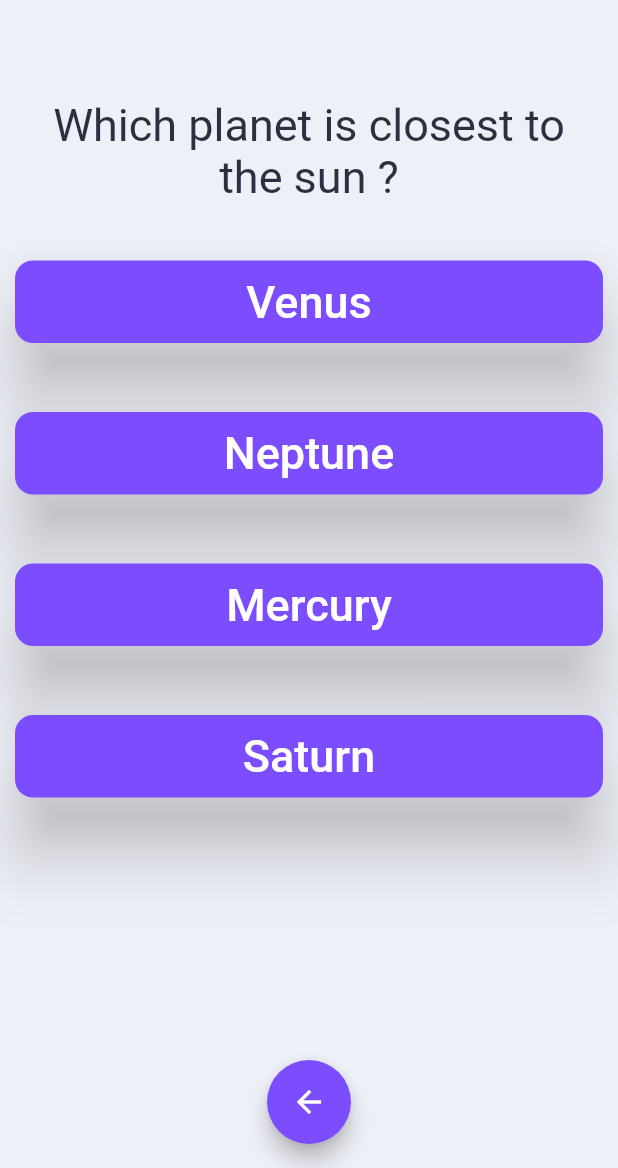
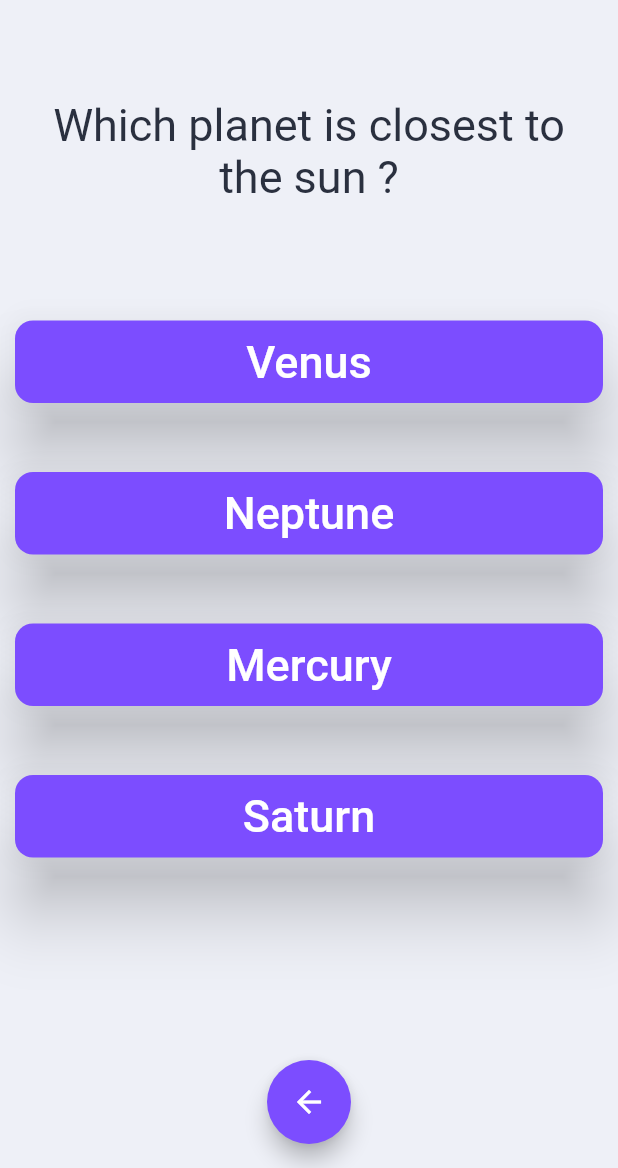
Before and after one commit to aymen-ziouche/Quizzle, a Flutter app: the screen it shows after launch, on a phone screen of 412 x 824 dp, the part 68-1236 px from its top. Run offline on Flutter 3.47's test engine with Material 2 defaults, Android fonts, the phone set to English and light mode, and no system bars.

Commit message:
Fixed overflow problem

```diff
--- a/lib/main.dart
+++ b/lib/main.dart
@@ -144,12 +144,18 @@ class _MyAppState extends State<MyApp> {
                 fontSize: 30),
           ),
         ),
-        body: Container(
-            color: Color(0xFFEEF0F7),
-            margin: EdgeInsets.all(10.0),
-            child: _questionIndex < question.length
-                ? Quiz(question, _questionIndex, answerQuestion)
-                : Result(_resetQuiz, _totalScore)),
+        body: SingleChildScrollView(
+          child: Column(
+            children: [
+              Container(
+                  color: Color(0xFFEEF0F7),
+                  margin: EdgeInsets.all(10.0),
+                  child: _questionIndex < question.length
+                      ? Quiz(question, _questionIndex, answerQuestion)
+                      : Result(_resetQuiz, _totalScore)),
+            ],
+          ),
+        ),
         floatingActionButton: FloatingActionButton(
           backgroundColor: Colors.deepPurpleAccent,
           child: Icon(Icons.arrow_back),
--- a/lib/quiz.dart
+++ b/lib/quiz.dart
@@ -14,6 +14,9 @@ class Quiz extends StatelessWidget {
     return Column(
       children: [
         Question(question[questionIndex]["questionText"]),
+        SizedBox(
+          height: 40,
+        ),
         ...(question[questionIndex]["answers"] as List<Map<String, Object>>)
             .map((answer) {
           return Answer(() => answerQuestion(answer["score"]), answer["text"]);
```
